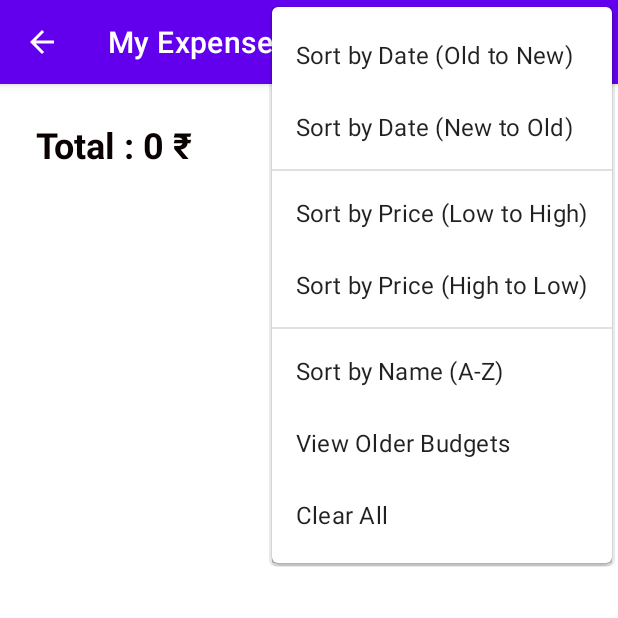
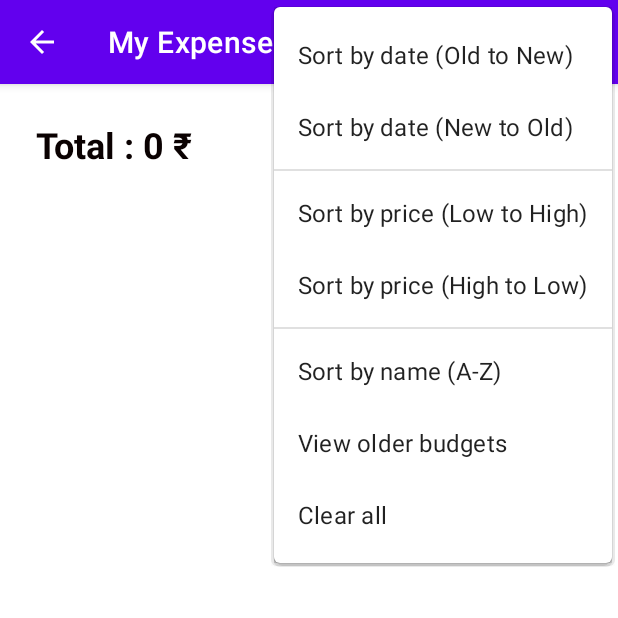
Before and after one commit to Vishal-1232/My-Expenses, an Android app: the MainActivity2 screen opened directly, with no data from a screen before it, with the options menu open, on a phone screen of 412 x 824 dp, the top half of it. Run offline under Robolectric (Android 15) with nearby library versions, the light colour scheme and no system bars; our stand-ins replace Room's generated code.

Commit message:
bug fixed

```diff
--- a/app/src/main/java/com/kaushikVishal479/myexpenses/Adapters/ExpenseAdapter.java
+++ b/app/src/main/java/com/kaushikVishal479/myexpenses/Adapters/ExpenseAdapter.java
@@ -54,7 +54,7 @@ public class ExpenseAdapter extends RecyclerView.Adapter<ExpenseAdapter.viewHold
         Expense expense = list.get(position);
         holder.itemName.setText(expense.getItemName());
         holder.date.setText(Utils.dateToString(expense.getDate()));
-        String amt = String.valueOf(expense.getPrice())+" ₹";
+        String amt = Utils.doubleToString(expense.getPrice())+" ₹";
         holder.price.setText(amt);
         holder.itemId.setText(String.valueOf(expense.getId()));
         if (expense.getExtra().isEmpty()) {
@@ -130,7 +130,7 @@ public class ExpenseAdapter extends RecyclerView.Adapter<ExpenseAdapter.viewHold
                                     public void onClick(View view) {
                                         updateDialog.dismiss();
 
-                                        Expense updatedExpense = new Expense(Integer.parseInt(price.getText().toString()), Utils.stringToDate(date.getText().toString()),itemName.getText().toString(),extra.getText().toString());
+                                        Expense updatedExpense = new Expense(Double.parseDouble(price.getText().toString()), Utils.stringToDate(date.getText().toString()),itemName.getText().toString(),extra.getText().toString());
                                         updatedExpense.setId(expense.getId());
                                         DatabaseHelper databaseHelper = DatabaseHelper.getDB(context);
                                         databaseHelper.expensedao().updateExpense(updatedExpense);
--- a/app/src/main/java/com/kaushikVishal479/myexpenses/MainActivity2.java
+++ b/app/src/main/java/com/kaushikVishal479/myexpenses/MainActivity2.java
@@ -17,6 +17,7 @@ import android.view.MenuItem;
 import android.view.View;
 import android.widget.Button;
 import android.widget.TextView;
+import android.widget.Toast;
 
 import com.kaushikVishal479.myexpenses.Adapters.ExpenseAdapter;
 import com.kaushikVishal479.myexpenses.Database.DatabaseHelper;
@@ -49,7 +50,7 @@ public class MainActivity2 extends AppCompatActivity {
 
         // Receive the selected month-year and total spendings from the Intent
         String selectedMonthYear = getIntent().getStringExtra("SELECTED_MONTH_YEAR");
-        int selectedTotalSpendings = getIntent().getIntExtra("SELECTED_TOTAL_SPENDINGS", 0);
+        double selectedTotalSpendings = getIntent().getIntExtra("SELECTED_TOTAL_SPENDINGS", 0);
 
 
 
@@ -107,10 +108,13 @@ public class MainActivity2 extends AppCompatActivity {
                 clear();
                 return true;
             case R.id.action_view_older_budgets:
+                if(list.isEmpty()){
+                    Toast.makeText(this, "No record found", Toast.LENGTH_SHORT).show();
+                    return false;
+                }
                 Intent intent = new Intent(MainActivity2.this, OlderBudgetScreen.class);
                 intent.addFlags(Intent.FLAG_ACTIVITY_CLEAR_TOP | Intent.FLAG_ACTIVITY_NEW_TASK);
                 startActivity(intent);
-                //startActivity(new Intent(MainActivity2.this,OlderBudgetScreen.class));
                 return true;
             default:
                 return super.onOptionsItemSelected(item);
--- a/app/src/main/res/menu/menu_main_activity_2.xml
+++ b/app/src/main/res/menu/menu_main_activity_2.xml
@@ -3,29 +3,29 @@
     <group android:id="@+id/date">
         <item
             android:id="@+id/action_sort_date_old_to_new"
-            android:title="Sort by Date (Old to New)"
+            android:title="Sort by date (Old to New)"
             />
         <item
             android:id="@+id/action_sort_date_new_to_old"
-            android:title="Sort by Date (New to Old)" />
+            android:title="Sort by date (New to Old)" />
     </group>
     <group android:id="@+id/price">
         <item
             android:id="@+id/action_sort_price_low_to_high"
-            android:title="Sort by Price (Low to High)" />
+            android:title="Sort by price (Low to High)" />
         <item
             android:id="@+id/action_sort_price_high_to_low"
-            android:title="Sort by Price (High to Low)" />
+            android:title="Sort by price (High to Low)" />
     </group>
     <group android:id="@+id/others">
         <item
             android:id="@+id/action_sort_name"
-            android:title="Sort by Name (A-Z)" />
+            android:title="Sort by name (A-Z)" />
         <item
             android:id="@+id/action_view_older_budgets"
-            android:title="View Older Budgets" />
+            android:title="View older budgets" />
         <item
             android:id="@+id/action_clear"
-            android:title="Clear All" />
+            android:title="Clear all" />
     </group>
 </menu>
--- a/app/src/main/res/values/strings.xml
+++ b/app/src/main/res/values/strings.xml
@@ -3,5 +3,5 @@
     <string name="item_name">Item Name</string>
     <string name="date">Date</string>
     <string name="price">Price</string>
-    <string name="extra_details_optional">Extra details related to item(Optional)</string>
+    <string name="extra_details_optional">Extra details related to item (optional)</string>
 </resources>
```
Also changed, not shown: app/build.gradle (+8 -8 lines), app/src/main/java/com/kaushikVishal479/myexpenses/Entities/Expense.java (+5 -5 lines), app/src/main/java/com/kaushikVishal479/myexpenses/Entities/MonthYearTotal.java (+4 -4 lines), app/src/main/java/com/kaushikVishal479/myexpenses/MainActivity.java (+55 -2 lines), app/src/main/java/com/kaushikVishal479/myexpenses/Utils/Utils.java (+7 -0 lines), app/src/main/res/layout/activity_main.xml (+20 -17 lines), app/src/main/res/layout/sample_show_expenses.xml (+8 -2 lines).
